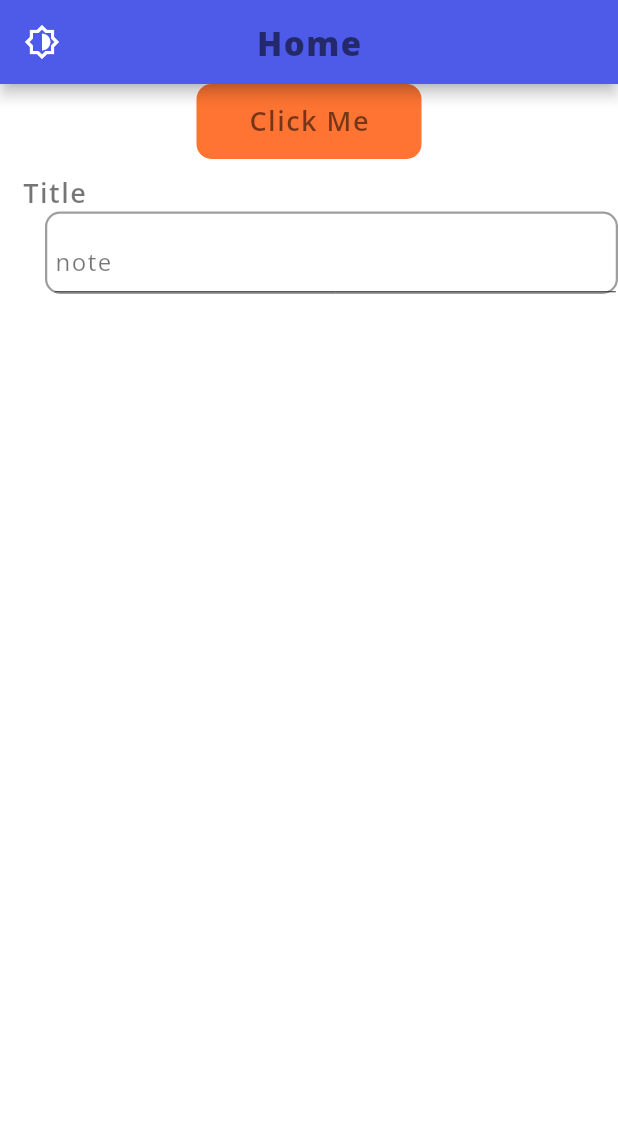
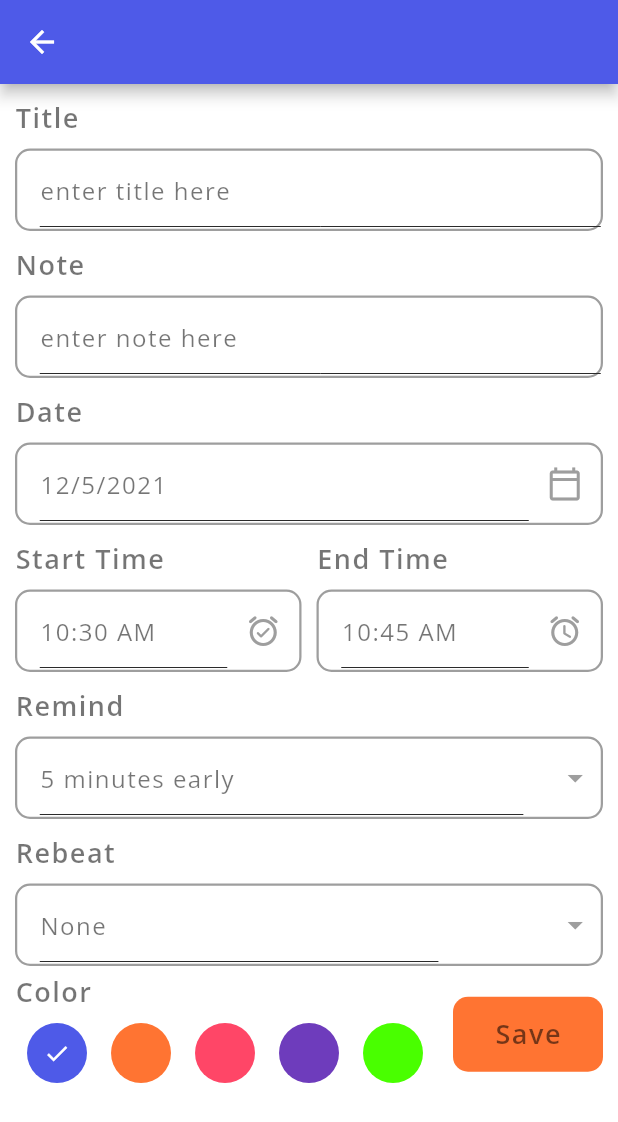
Before and after one commit to eslammongy/TodoApp, a Flutter app: the screen it shows after launch, after a tap on "Click Me", on a phone screen of 412 x 824 dp. Shown: the top 1122 px of the screen. Run offline on Flutter 3.47's test engine with Material 2 defaults, Android fonts, the phone set to English and light mode, and no system bars; our stand-ins replace get, get_storage, google_fonts.

Commit message:
finshing add new task screen ui

```diff
--- a/todo_app/lib/constants/theme.dart
+++ b/todo_app/lib/constants/theme.dart
@@ -8,6 +8,7 @@ const Color orangeClr = Color(0xCFFF5403);
 const Color pinkClr = Color(0xFFff4667);
 const Color purpleClr = Color(0xFF6E3CBC);
 const Color greenClr = Color(0xFF49FF00);
+
 const Color white = Colors.white;
 const primaryClr = blueClr;
 const Color darkGreyClr = Color(0xFF2B2B2B);
--- /dev/null
+++ b/todo_app/lib/controllers/task_controller.dart
@@ -0,0 +1,3 @@
+import 'package:get/get.dart';
+
+class TaskController extends GetxController {}
--- /dev/null
+++ b/todo_app/lib/screens/add_new_task.dart
@@ -0,0 +1,224 @@
+import 'package:flutter/material.dart';
+import 'package:get/get.dart';
+import 'package:intl/intl.dart';
+import 'package:todo_app/constants/theme.dart';
+import 'package:todo_app/controllers/task_controller.dart';
+import 'package:todo_app/screens/widgets/custom__button.dart';
+import 'package:todo_app/screens/widgets/input_from_field.dart';
+
+class AddNewTask extends StatefulWidget {
+  const AddNewTask({Key? key}) : super(key: key);
+
+  @override
+  _AddNewTaskState createState() => _AddNewTaskState();
+}
+
+class _AddNewTaskState extends State<AddNewTask> {
+  final TaskController taskController = Get.put(TaskController());
+  final TextEditingController titleController = TextEditingController();
+  final TextEditingController descController = TextEditingController();
+
+  DateTime selectedDate = DateTime.now();
+  String startTime = DateFormat('hh:mm a').format(DateTime.now()).toString();
+  String endTime = DateFormat('hh:mm a')
+      .format(DateTime.now().add(const Duration(minutes: 15)))
+      .toString();
+  int selectedRemind = 5;
+  List<int> remindList = [5, 10, 15, 20];
+  String selectedRebeat = 'None';
+  List<String> rebeatList = ["None", "Daily", "Weekly", "Monthly"];
+  int selectedColor = 0;
+
+  @override
+  Widget build(BuildContext context) {
+    return Scaffold(
+        appBar: AppBar(),
+        body: Container(
+          padding: EdgeInsets.symmetric(horizontal: 10),
+          child: SingleChildScrollView(
+            child: Column(
+              children: [
+                CustomeInputField(
+                  title: "Title",
+                  hint: "enter title here",
+                  textEditingController: titleController,
+                ),
+                CustomeInputField(
+                  title: "Note",
+                  hint: "enter note here",
+                  textEditingController: descController,
+                ),
+                CustomeInputField(
+                  title: "Date",
+                  hint: DateFormat.yMd().format(selectedDate),
+                  widget: IconButton(
+                      onPressed: () {},
+                      icon: const Icon(
+                        Icons.calendar_today_outlined,
+                        color: Colors.grey,
+                      )),
+                ),
+                Row(
+                  children: [
+                    Expanded(
+                        child: CustomeInputField(
+                      title: "Start Time",
+                      hint: startTime,
+                      widget: IconButton(
+                          onPressed: () {},
+                          icon: const Icon(
+                            Icons.alarm_on_rounded,
+                            color: Colors.grey,
+                          )),
+                    )),
+                    SizedBox(
+                      width: 10,
+                    ),
+                    Expanded(
+                        child: CustomeInputField(
+                      title: "End Time",
+                      hint: endTime,
+                      widget: IconButton(
+                          onPressed: () {},
+                          icon: const Icon(
+                            Icons.alarm_rounded,
+                            color: Colors.grey,
+                          )),
+                    ))
+                  ],
+                ),
+                CustomeInputField(
+                  title: "Remind",
+                  hint: '$selectedRemind minutes early',
+                  widget: Row(
+                    children: [
+                      DropdownButton(
+                        borderRadius: BorderRadius.circular(15),
+                        items: remindList
+                            .map<DropdownMenuItem<String>>(
+                                (int item) => DropdownMenuItem<String>(
+                                    value: item.toString(),
+                                    child: Text(
+                                      "$item",
+                                      style: titleStyle,
+                                    )))
+                            .toList(),
+                        icon: Icon(
+                          Icons.arrow_drop_down,
+                          color: Colors.grey,
+                        ),
+                        elevation: 5,
+                        underline: Container(
+                          height: 0,
+                        ),
+                        onChanged: (String? value) {
+                          setState(() {
+                            selectedRemind = int.parse(value!);
+                          });
+                        },
+                      ),
+                      SizedBox(
+                        width: 5,
+                      )
+                    ],
+                  ),
+                ),
+                CustomeInputField(
+                  title: "Rebeat",
+                  hint: selectedRebeat,
+                  widget: Row(
+                    children: [
+                      DropdownButton(
+                        borderRadius: BorderRadius.circular(15),
+                        items: rebeatList
+                            .map<DropdownMenuItem<String>>(
+                                (String item) => DropdownMenuItem<String>(
+                                    value: item,
+                                    child: Text(
+                                      item,
+                                      style: titleStyle,
+                                    )))
+                            .toList(),
+                        icon: Icon(
+                          Icons.arrow_drop_down,
+                          color: Colors.grey,
+                        ),
+                        elevation: 5,
+                        underline: Container(
+                          height: 0,
+                        ),
+                        onChanged: (String? value) {
+                          setState(() {
+                            selectedRebeat = value!;
+                          });
+                        },
+                      ),
+                      SizedBox(
+                        width: 5,
+                      )
+                    ],
+                  ),
+                ),
+                const SizedBox(
+                  height: 5,
+                ),
+                Row(
+                  children: [
+                    buildColorPallet(),
+                    CustomButton(
+                        label: "Save", onTap: () {}, height: 50, width: 100),
+                  ],
+                )
+              ],
+            ),
+          ),
+        ));
+  }
+
+  buildColorPallet() {
+    const List<Color> taskColors = [
+      blueClr,
+      orangeClr,
+      pinkClr,
+      purpleClr,
+      greenClr
+    ];
+    return Expanded(
+      child: Column(
+        crossAxisAlignment: CrossAxisAlignment.start,
+        children: [
+          Text(
+            "Color",
+            style: titleStyle,
+          ),
+          Wrap(
+            direction: Axis.horizontal,
+            children: List<Widget>.generate(
+              5,
+              (index) => InkWell(
+                onTap: () {
+                  setState(() {
+                    selectedColor = index;
+                  });
+                },
+                child: Padding(
+                  padding: const EdgeInsets.all(8.0),
+                  child: CircleAvatar(
+                    child: selectedColor == index
+                        ? Icon(
+                            Icons.done,
+                            size: 18,
+                            color: Colors.white,
+                          )
+                        : null,
+                    backgroundColor: taskColors[index],
+                  ),
+                ),
+              ),
+            ),
+          )
+        ],
+      ),
+    );
+  }
+}
--- a/todo_app/lib/screens/home_screen.dart
+++ b/todo_app/lib/screens/home_screen.dart
@@ -1,6 +1,8 @@
 import 'package:flutter/material.dart';
+import 'package:get/get.dart';
 import 'package:todo_app/constants/size_config.dart';
 import 'package:todo_app/constants/theme.dart';
+import 'package:todo_app/screens/add_new_task.dart';
 import 'package:todo_app/screens/widgets/input_from_field.dart';
 import 'package:todo_app/services/theme_services.dart';
 import 'widgets/custom__button.dart';
@@ -29,7 +31,9 @@ class HomeScreen extends StatelessWidget {
         children: [
           CustomButton(
             label: "Click Me",
-            onTap: () {},
+            onTap: () {
+              Get.to(const AddNewTask());
+            },
             height: 50,
             width: 150,
           ),
--- a/todo_app/lib/screens/widgets/input_from_field.dart
+++ b/todo_app/lib/screens/widgets/input_from_field.dart
@@ -21,20 +21,19 @@ class CustomeInputField extends StatelessWidget {
   @override
   Widget build(BuildContext context) {
     return Container(
-        padding: const EdgeInsets.only(top: 10),
-        margin: const EdgeInsets.only(left: 15),
+        margin: const EdgeInsets.only(top: 10),
         child: Column(
           crossAxisAlignment: CrossAxisAlignment.start,
           children: [
             Text(
-              "Title",
+              title,
               style: titleStyle,
             ),
             Container(
               height: 55,
               width: SizeConfig.screenWidth,
-              padding: const EdgeInsets.only(top: 10),
-              margin: const EdgeInsets.only(left: 15),
+              padding: const EdgeInsets.only(left: 10),
+              margin: const EdgeInsets.only(top: 8),
               decoration: BoxDecoration(
                   borderRadius: BorderRadius.circular(10),
                   border: Border.all(color: Colors.grey, width: 1.5)),
```
